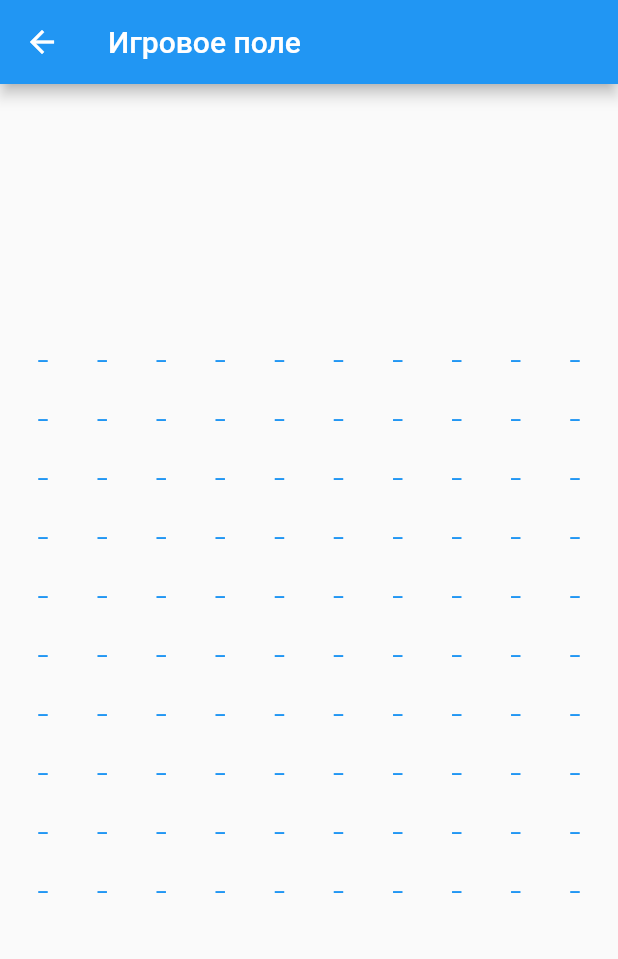
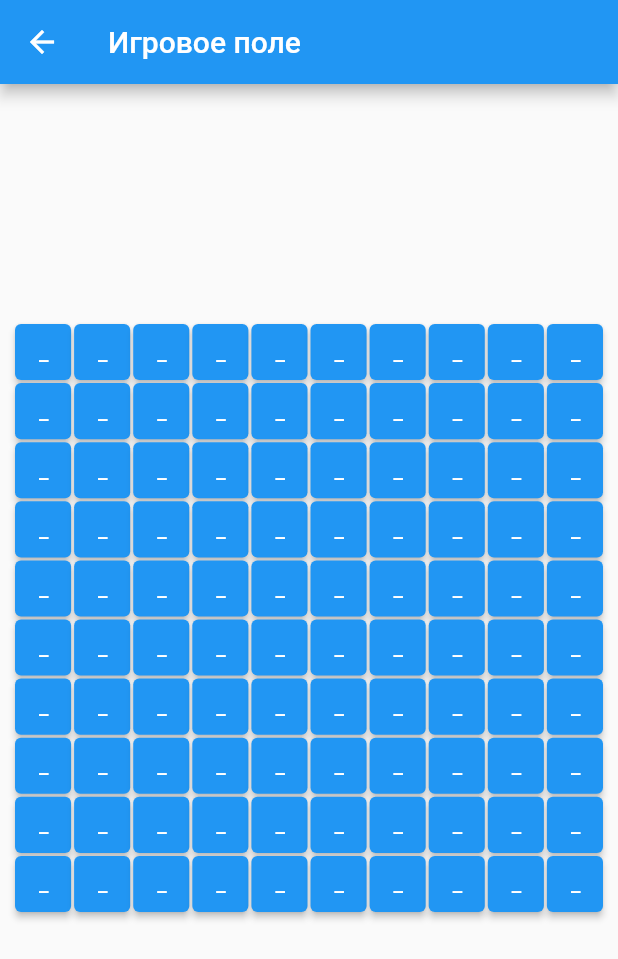
Before and after one commit to zhanchipovaap/bombgrid, a Flutter app: the BombGridScreen screen opened directly, on a phone screen of 412 x 824 dp. Shown: the top 959 px of the screen. Run offline on Flutter 3.47's test engine with Material 2 defaults, Android fonts, the phone set to English and light mode, and no system bars; our stand-ins replace bloc, flutter_bloc.

Commit message:
added kaboom screen

```diff
--- a/lib/bomb_grid_screen.dart
+++ b/lib/bomb_grid_screen.dart
@@ -10,6 +10,9 @@ class BombGridScreen extends StatelessWidget {
 
   @override
   Widget build(BuildContext context) {
+    int gridW = 10;
+    int gridH = 10;
+
     return Scaffold(
       appBar: AppBar(
         title: const Text('Игровое поле'),
@@ -23,9 +26,6 @@ class BombGridScreen extends StatelessWidget {
             builder: (context, state) {
               if (state is BombGridInitialState) {
                 //TODO тут что-то надо придумать иначе кринж
-                  int gridW = 10;
-                  int gridH = 10;
-
                 return GridView.count(
                   primary: false,
                   padding: const EdgeInsets.all(10),
@@ -36,7 +36,7 @@ class BombGridScreen extends StatelessWidget {
                   children: <Widget>[
                     for (var i = 0; i < gridH; i++)
                       for (var j = 0; j < gridW; j++)
-                          TextButton(
+                        ElevatedButton(
                           onPressed: () {
                             context
                                 .read<BombGridBloc>()
@@ -53,24 +53,67 @@ class BombGridScreen extends StatelessWidget {
                   padding: const EdgeInsets.all(10),
                   crossAxisSpacing: 2,
                   mainAxisSpacing: 2,
-                    crossAxisCount: state.grid.length,
+                  crossAxisCount: gridW,
                   shrinkWrap: true,
                   children: <Widget>[
                     for (var i = 0; i < state.grid.length; i++)
                       for (var j = 0; j < state.grid[0].length; j++)
-                          TextButton(
+                        ElevatedButton(
                           onPressed: () {
                             context
                                 .read<BombGridBloc>()
                                 .add(BombGridSpinCellEvent([i, j]));
                           },
-                            child: Text(state.grid[i][j].index.toString()),
+                          child: Text(state.grid[i][j].index == -2
+                              ? ""
+                              : state.grid[i][j].index.toString()),
                         ),
                   ],
                 );
               }
               if (state is BombGridEndGameState) {
-                  return Text("KABOOM");
+                return SimpleDialog(
+                  title: const Text('KABOOM!!!'),
+                  children: <Widget>[
+                    const ListTile(title: Text("Игра окончена")),
+                    Row(children: <Widget>[
+                      const SizedBox(
+                        width: 10,
+                      ),
+                      Container(
+                        decoration: BoxDecoration(
+                          borderRadius: BorderRadius.circular(10),
+                        ),
+                        width: 140,
+                        height: 38,
+                        child: ElevatedButton(
+                          onPressed: () {
+                            context
+                                .read<BombGridBloc>()
+                                .add(BombGridInitialEvent());
+                          },
+                          child: const Text("Новая игра"),
+                        ),
+                      ),
+                      const SizedBox(
+                        width: 10,
+                      ),
+                      Container(
+                        decoration: BoxDecoration(
+                          borderRadius: BorderRadius.circular(10),
+                        ),
+                        width: 140,
+                        height: 38,
+                        child: ElevatedButton(
+                          onPressed: () {
+                            Navigator.pop(context);
+                          },
+                          child: const Text("Выйти"),
+                        ),
+                      ),
+                    ]),
+                  ],
+                );
               } else {
                 return Container();
               }
@@ -80,6 +123,7 @@ class BombGridScreen extends StatelessWidget {
             height: 150,
           ),
         ],
-        ));
+      ),
+    );
   }
 }
```
Also changed, not shown: lib/bloc/bomb_grid_bloc.dart (+5 -4 lines), lib/main_menu_screen.dart (+28 -5 lines). Lines whose indentation alone changed are shown as unchanged.
